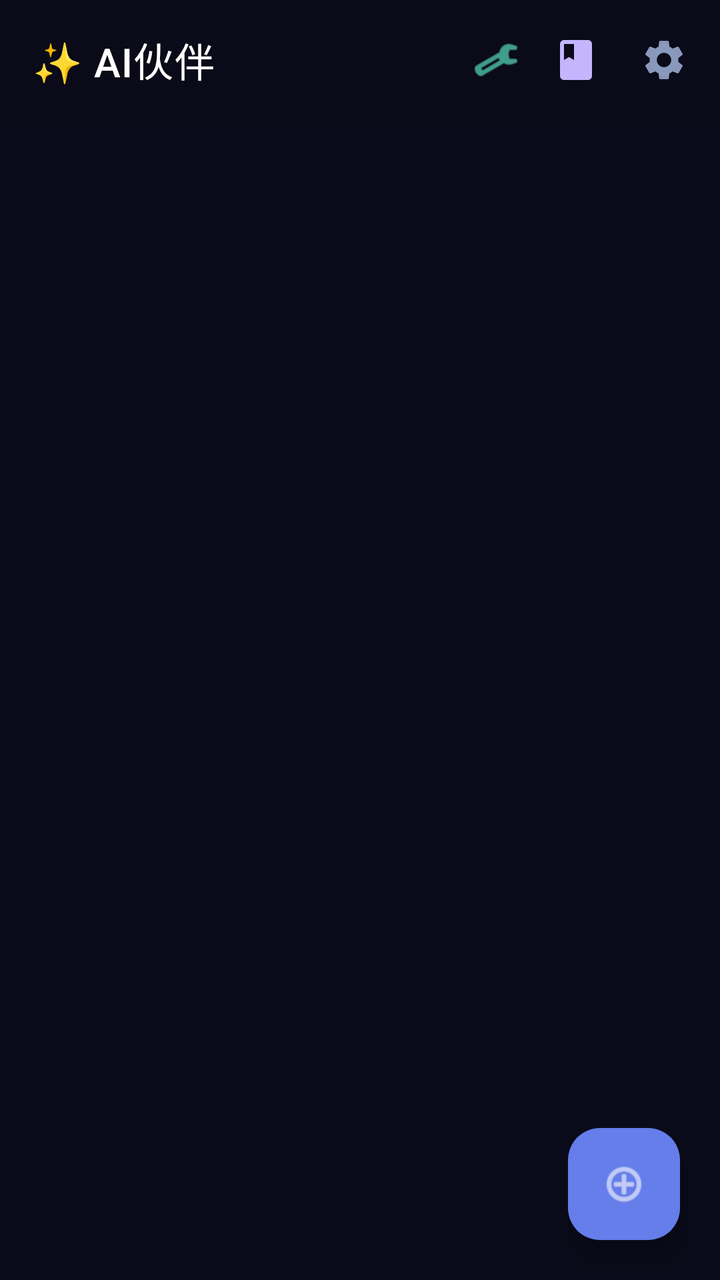
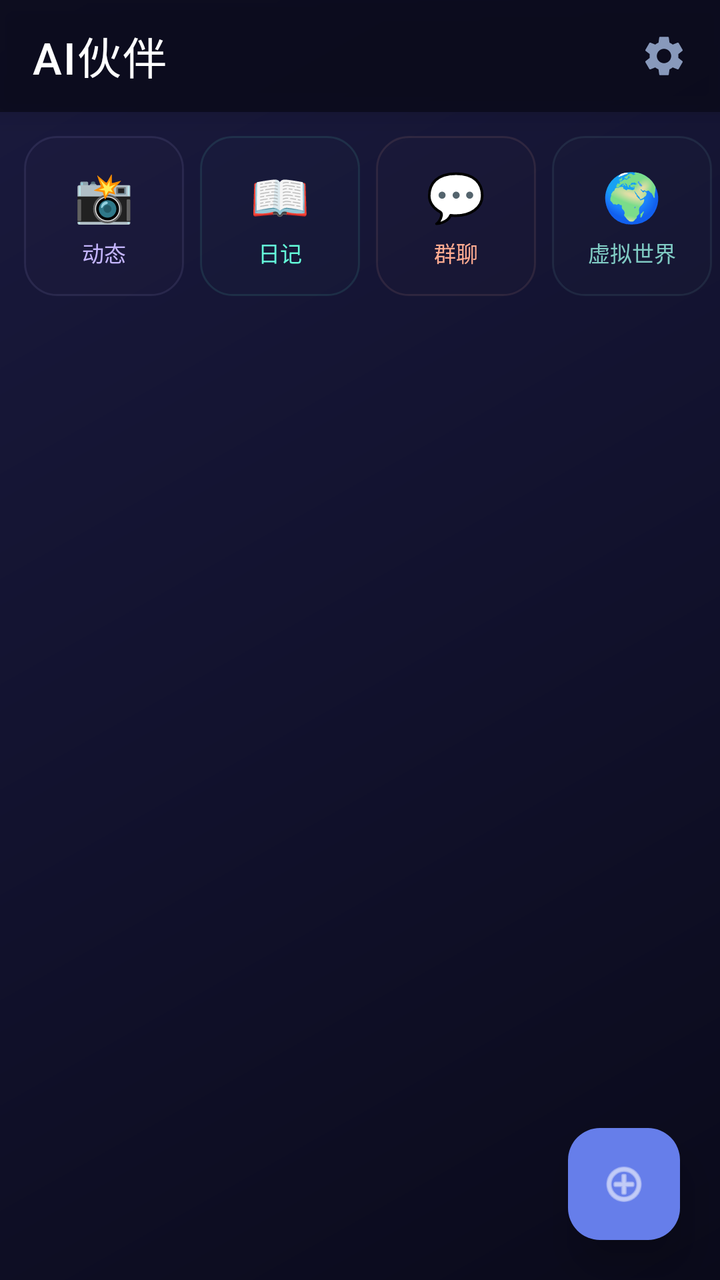

Before-and-after screenshots of an Android layout around one commit, followed by the original layout XML and the change that was made.
<!-- AndroidManifest.xml: activity theme Theme.Companion -->
<!-- res/layout/activity_home.xml -->
<?xml version="1.0" encoding="utf-8"?>
<LinearLayout xmlns:android="http://schemas.android.com/apk/res/android"
    xmlns:app="http://schemas.android.com/apk/res-auto"
    android:id="@+id/home_root"
    android:layout_width="match_parent"
    android:layout_height="match_parent"
    android:orientation="vertical"
    android:background="#0a0a1a">

    <LinearLayout
        android:layout_width="match_parent"
        android:layout_height="60dp"
        android:orientation="horizontal"
        android:gravity="center_vertical"
        android:background="#cc0a0a1a"
        android:elevation="6dp"
        android:paddingStart="16dp"
        android:paddingEnd="8dp">

        <TextView
            android:layout_width="0dp"
            android:layout_height="wrap_content"
            android:layout_weight="1"
            android:text="✨ AI伙伴"
            android:textSize="20sp"
            android:textColor="@android:color/white"
            android:fontFamily="sans-serif-medium"
            android:letterSpacing="0.02" />

        <ImageView
            android:id="@+id/btn_group_chat_entry"
            android:layout_width="40dp"
            android:layout_height="40dp"
            android:src="@android:drawable/ic_menu_manage"
            android:padding="8dp"
            android:background="?attr/selectableItemBackgroundBorderless"
            app:tint="#64ffda"
            android:contentDescription="群聊" />

        <ImageView
            android:id="@+id/btn_moments_entry"
            android:layout_width="40dp"
            android:layout_height="40dp"
            android:src="@drawable/ic_diary"
            android:padding="8dp"
            android:background="?attr/selectableItemBackgroundBorderless"
            app:tint="#c4b5fd"
            android:contentDescription="动态" />

        <ImageView
            android:id="@+id/btn_settings_entry"
            android:layout_width="40dp"
            android:layout_height="40dp"
            android:src="@drawable/ic_settings"
            android:padding="8dp"
            android:layout_marginStart="4dp"
            android:background="?attr/selectableItemBackgroundBorderless"
            app:tint="#8899bb"
            android:contentDescription="设置" />
    </LinearLayout>

    <FrameLayout
        android:layout_width="match_parent"
        android:layout_height="0dp"
        android:layout_weight="1">

        <androidx.recyclerview.widget.RecyclerView
            android:id="@+id/rv_personas"
            android:layout_width="match_parent"
            android:layout_height="match_parent"
            android:clipToPadding="false"
            android:padding="10dp" />

        <com.google.android.material.floatingactionbutton.FloatingActionButton
            android:id="@+id/fab_add_persona"
            android:layout_width="wrap_content"
            android:layout_height="wrap_content"
            android:layout_gravity="bottom|end"
            android:layout_margin="20dp"
            android:src="@android:drawable/ic_menu_add"
            app:tint="@android:color/white"
            app:backgroundTint="#667eea"
            app:elevation="8dp"
            app:borderWidth="0dp"
            android:contentDescription="新建角色" />
    </FrameLayout>

</LinearLayout>
<!-- resources referenced by this layout -->
<resources>
  <!-- drawable ic_diary (drawable) -->
  <vector xmlns:android="http://schemas.android.com/apk/res/android"
      android:width="24dp"
      android:height="24dp"
      android:viewportWidth="24"
      android:viewportHeight="24">
      <path
          android:fillColor="#FFFFFF"
          android:pathData="M18,2H6c-1.1,0 -2,0.9 -2,2v16c0,1.1 0.9,2 2,2h12c1.1,0 2,-0.9 2,-2V4c0,-1.1 -0.9,-2 -2,-2ZM6,4h5v8l-2.5,-1.5L6,12V4Z"/>
  </vector>
  <!-- drawable ic_settings (drawable) -->
  <vector xmlns:android="http://schemas.android.com/apk/res/android"
      android:width="24dp"
      android:height="24dp"
      android:viewportWidth="24"
      android:viewportHeight="24">
      <path
          android:fillColor="#FFFFFF"
          android:pathData="M19.14,12.94c0.04,-0.3 0.06,-0.61 0.06,-0.94c0,-0.32 -0.02,-0.64 -0.07,-0.94l2.03,-1.58c0.18,-0.14 0.23,-0.41 0.12,-0.61l-1.92,-3.32c-0.12,-0.22 -0.37,-0.29 -0.59,-0.22l-2.39,0.96c-0.5,-0.38 -1.03,-0.7 -1.62,-0.94L14.4,2.81c-0.04,-0.24 -0.24,-0.41 -0.48,-0.41h-3.84c-0.24,0 -0.43,0.17 -0.47,0.41L9.25,5.35C8.66,5.59 8.12,5.92 7.63,6.29L5.24,5.33c-0.22,-0.08 -0.47,0 -0.59,0.22L2.74,8.87C2.62,9.08 2.66,9.34 2.86,9.48l2.03,1.58C4.84,11.36 4.8,11.69 4.8,12s0.02,0.64 0.07,0.94l-2.03,1.58c-0.18,0.14 -0.23,0.41 -0.12,0.61l1.92,3.32c0.12,0.22 0.37,0.29 0.59,0.22l2.39,-0.96c0.5,0.38 1.03,0.7 1.62,0.94l0.36,2.54c0.05,0.24 0.24,0.41 0.48,0.41h3.84c0.24,0 0.44,-0.17 0.47,-0.41l0.36,-2.54c0.59,-0.24 1.13,-0.56 1.62,-0.94l2.39,0.96c0.22,0.08 0.47,0 0.59,-0.22l1.92,-3.32c0.12,-0.22 0.07,-0.47 -0.12,-0.61L19.14,12.94ZM12,15.6c-1.98,0 -3.6,-1.62 -3.6,-3.6s1.62,-3.6 3.6,-3.6s3.6,1.62 3.6,3.6S13.98,15.6 12,15.6Z"/>
  </vector>
  <style name="Theme.Companion" parent="Theme.Material3.DayNight.NoActionBar">
          <item name="colorPrimary">@color/accent_blue</item>
          <item name="colorPrimaryVariant">@color/purple_700</item>
          <item name="colorOnPrimary">@color/white</item>
          <item name="colorSecondary">@color/accent_cyan</item>
          <item name="colorSecondaryVariant">@color/teal_700</item>
          <item name="colorSurface">@color/surface_dark</item>
          <item name="colorOnSurface">@color/text_primary</item>
          <item name="android:statusBarColor">@color/bg_start</item>
          <item name="android:navigationBarColor">@color/bg_start</item>
          <item name="android:windowBackground">@color/bg_start</item>
  
          <item name="android:activityOpenEnterAnimation">@anim/slide_in_right</item>
          <item name="android:activityOpenExitAnimation">@anim/fade_out</item>
          <item name="android:activityCloseEnterAnimation">@anim/fade_in</item>
          <item name="android:activityCloseExitAnimation">@anim/slide_out_left</item>
  
          <item name="android:windowEnterTransition">@android:transition/fade</item>
          <item name="android:windowExitTransition">@android:transition/fade</item>
  
          <item name="android:colorEdgeEffect">@color/accent_purple</item>
      </style>
  <color name="accent_blue">#667eea</color>
  <color name="purple_700">#FF3700B3</color>
  <color name="white">#FFFFFFFF</color>
  <color name="accent_cyan">#64ffda</color>
  <color name="teal_700">#FF018786</color>
  <color name="surface_dark">#14142a</color>
  <color name="text_primary">#ececf4</color>
  <color name="bg_start">#0a0a1a</color>
  <color name="accent_purple">#c4b5fd</color>
</resources>

<!-- the commit's change to res/layout/activity_home.xml (unified diff, before → after) -->
@@ -5,15 +5,15 @@
     android:layout_width="match_parent"
     android:layout_height="match_parent"
     android:orientation="vertical"
-    android:background="#0a0a1a">
+    android:background="@drawable/bg_gradient">
 
     <LinearLayout
         android:layout_width="match_parent"
-        android:layout_height="60dp"
+        android:layout_height="56dp"
         android:orientation="horizontal"
         android:gravity="center_vertical"
         android:background="#cc0a0a1a"
-        android:elevation="6dp"
+        android:elevation="8dp"
         android:paddingStart="16dp"
         android:paddingEnd="8dp">
 
@@ -21,31 +21,11 @@
             android:layout_width="0dp"
             android:layout_height="wrap_content"
             android:layout_weight="1"
-            android:text="✨ AI伙伴"
-            android:textSize="20sp"
+            android:text="AI伙伴"
+            android:textSize="22sp"
             android:textColor="@android:color/white"
             android:fontFamily="sans-serif-medium"
-            android:letterSpacing="0.02" />
-
-        <ImageView
-            android:id="@+id/btn_group_chat_entry"
-            android:layout_width="40dp"
-            android:layout_height="40dp"
-            android:src="@android:drawable/ic_menu_manage"
-            android:padding="8dp"
-            android:background="?attr/selectableItemBackgroundBorderless"
-            app:tint="#64ffda"
-            android:contentDescription="群聊" />
-
-        <ImageView
-            android:id="@+id/btn_moments_entry"
-            android:layout_width="40dp"
-            android:layout_height="40dp"
-            android:src="@drawable/ic_diary"
-            android:padding="8dp"
-            android:background="?attr/selectableItemBackgroundBorderless"
-            app:tint="#c4b5fd"
-            android:contentDescription="动态" />
+            android:letterSpacing="0.03" />
 
         <ImageView
             android:id="@+id/btn_settings_entry"
@@ -53,11 +33,163 @@
             android:layout_height="40dp"
             android:src="@drawable/ic_settings"
             android:padding="8dp"
-            android:layout_marginStart="4dp"
             android:background="?attr/selectableItemBackgroundBorderless"
             app:tint="#8899bb"
             android:contentDescription="设置" />
     </LinearLayout>
+
+    <HorizontalScrollView
+        android:layout_width="match_parent"
+        android:layout_height="wrap_content"
+        android:scrollbars="none"
+        android:paddingStart="12dp"
+        android:paddingEnd="12dp"
+        android:paddingTop="12dp"
+        android:paddingBottom="4dp"
+        android:clipToPadding="false"
+        android:overScrollMode="never">
+
+        <LinearLayout
+            android:layout_width="wrap_content"
+            android:layout_height="wrap_content"
+            android:orientation="horizontal">
+
+            <LinearLayout
+                android:id="@+id/btn_moments_entry"
+                android:layout_width="80dp"
+                android:layout_height="80dp"
+                android:orientation="vertical"
+                android:gravity="center"
+                android:background="@drawable/bg_feature_card"
+                android:layout_marginEnd="8dp"
+                android:clickable="true"
+                android:focusable="true"
+                android:backgroundTint="#1ac4b5fd">
+
+                <TextView
+                    android:layout_width="wrap_content"
+                    android:layout_height="wrap_content"
+                    android:text="📸"
+                    android:textSize="24sp" />
+
+                <TextView
+                    android:layout_width="wrap_content"
+                    android:layout_height="wrap_content"
+                    android:text="动态"
+                    android:textSize="11sp"
+                    android:textColor="#c4b5fd"
+                    android:layout_marginTop="4dp" />
+            </LinearLayout>
+
+            <LinearLayout
+                android:id="@+id/btn_diary_entry"
+                android:layout_width="80dp"
+                android:layout_height="80dp"
+                android:orientation="vertical"
+                android:gravity="center"
+                android:background="@drawable/bg_feature_card"
+                android:layout_marginEnd="8dp"
+                android:clickable="true"
+                android:focusable="true"
+                android:backgroundTint="#1a64ffda">
+
+                <TextView
+                    android:layout_width="wrap_content"
+                    android:layout_height="wrap_content"
+                    android:text="📖"
+                    android:textSize="24sp" />
+
+                <TextView
+                    android:layout_width="wrap_content"
+                    android:layout_height="wrap_content"
+                    android:text="日记"
+                    android:textSize="11sp"
+                    android:textColor="#64ffda"
+                    android:layout_marginTop="4dp" />
+            </LinearLayout>
+
+            <LinearLayout
+                android:id="@+id/btn_group_chat_entry"
+                android:layout_width="80dp"
+                android:layout_height="80dp"
+                android:orientation="vertical"
+                android:gravity="center"
+                android:background="@drawable/bg_feature_card"
+                android:layout_marginEnd="8dp"
+                android:clickable="true"
+                android:focusable="true"
+                android:backgroundTint="#1affab91">
+
+                <TextView
+                    android:layout_width="wrap_content"
+                    android:layout_height="wrap_content"
+                    android:text="💬"
+                    android:textSize="24sp" />
+
+                <TextView
+                    android:layout_width="wrap_content"
+                    android:layout_height="wrap_content"
+                    android:text="群聊"
+                    android:textSize="11sp"
+                    android:textColor="#ffab91"
+                    android:layout_marginTop="4dp" />
+            </LinearLayout>
+
+            <LinearLayout
+                android:id="@+id/btn_virtual_world_entry"
+                android:layout_width="80dp"
+                android:layout_height="80dp"
+                android:orientation="vertical"
+                android:gravity="center"
+                android:background="@drawable/bg_feature_card"
+                android:layout_marginEnd="8dp"
+                android:clickable="true"
+                android:focusable="true"
+                android:backgroundTint="#1a80cbc4">
+
+                <TextView
+                    android:layout_width="wrap_content"
+                    android:layout_height="wrap_content"
+                    android:text="🌍"
+                    android:textSize="24sp" />
+
+                <TextView
+                    android:layout_width="wrap_content"
+                    android:layout_height="wrap_content"
+                    android:text="虚拟世界"
+                    android:textSize="11sp"
+                    android:textColor="#80cbc4"
+                    android:layout_marginTop="4dp" />
+            </LinearLayout>
+
+            <LinearLayout
+                android:id="@+id/btn_profile_entry"
+                android:layout_width="80dp"
+                android:layout_height="80dp"
+                android:orientation="vertical"
+                android:gravity="center"
+                android:background="@drawable/bg_feature_card"
+                android:layout_marginEnd="8dp"
+                android:clickable="true"
+                android:focusable="true"
+                android:backgroundTint="#1affd54f">
+
+                <TextView
+                    android:layout_width="wrap_content"
+                    android:layout_height="wrap_content"
+                    android:text="👤"
+                    android:textSize="24sp" />
+
+                <TextView
+                    android:layout_width="wrap_content"
+                    android:layout_height="wrap_content"
+                    android:text="档案"
+                    android:textSize="11sp"
+                    android:textColor="#ffd54f"
+                    android:layout_marginTop="4dp" />
+            </LinearLayout>
+        </LinearLayout>
+    </HorizontalScrollView>
 
     <FrameLayout
         android:layout_width="match_parent"
@@ -69,7 +201,8 @@
             android:layout_width="match_parent"
             android:layout_height="match_parent"
             android:clipToPadding="false"
-            android:padding="10dp" />
+            android:padding="12dp"
+            android:paddingBottom="80dp" />
 
         <com.google.android.material.floatingactionbutton.FloatingActionButton
             android:id="@+id/fab_add_persona"
@@ -80,8 +213,9 @@
             android:src="@android:drawable/ic_menu_add"
             app:tint="@android:color/white"
             app:backgroundTint="#667eea"
-            app:elevation="8dp"
+            app:elevation="12dp"
             app:borderWidth="0dp"
+            app:pressedTranslationZ="14dp"
             android:contentDescription="新建角色" />
     </FrameLayout>
 
<!-- resource entries referenced after the edit -->
@@ -1,15 +1,26 @@
 <!-- resources referenced by this layout -->
 <resources>
-  <!-- drawable ic_diary (drawable) -->
-  <vector xmlns:android="http://schemas.android.com/apk/res/android"
-      android:width="24dp"
-      android:height="24dp"
-      android:viewportWidth="24"
-      android:viewportHeight="24">
-      <path
-          android:fillColor="#FFFFFF"
-          android:pathData="M18,2H6c-1.1,0 -2,0.9 -2,2v16c0,1.1 0.9,2 2,2h12c1.1,0 2,-0.9 2,-2V4c0,-1.1 -0.9,-2 -2,-2ZM6,4h5v8l-2.5,-1.5L6,12V4Z"/>
-  </vector>
+  <!-- drawable bg_feature_card (drawable) -->
+  <?xml version="1.0" encoding="utf-8"?>
+  <shape xmlns:android="http://schemas.android.com/apk/res/android"
+      android:shape="rectangle">
+      <solid android:color="#1a2a2a4a" />
+      <corners android:radius="16dp" />
+      <stroke
+          android:width="1dp"
+          android:color="#222244" />
+  </shape>
+  <!-- drawable bg_gradient (drawable) -->
+  <?xml version="1.0" encoding="utf-8"?>
+  <shape xmlns:android="http://schemas.android.com/apk/res/android"
+      android:shape="rectangle">
+      <gradient
+          android:type="linear"
+          android:angle="135"
+          android:startColor="#0a0a1a"
+          android:centerColor="#12122e"
+          android:endColor="#1a1a3e" />
+  </shape>
   <!-- drawable ic_settings (drawable) -->
   <vector xmlns:android="http://schemas.android.com/apk/res/android"
       android:width="24dp"
